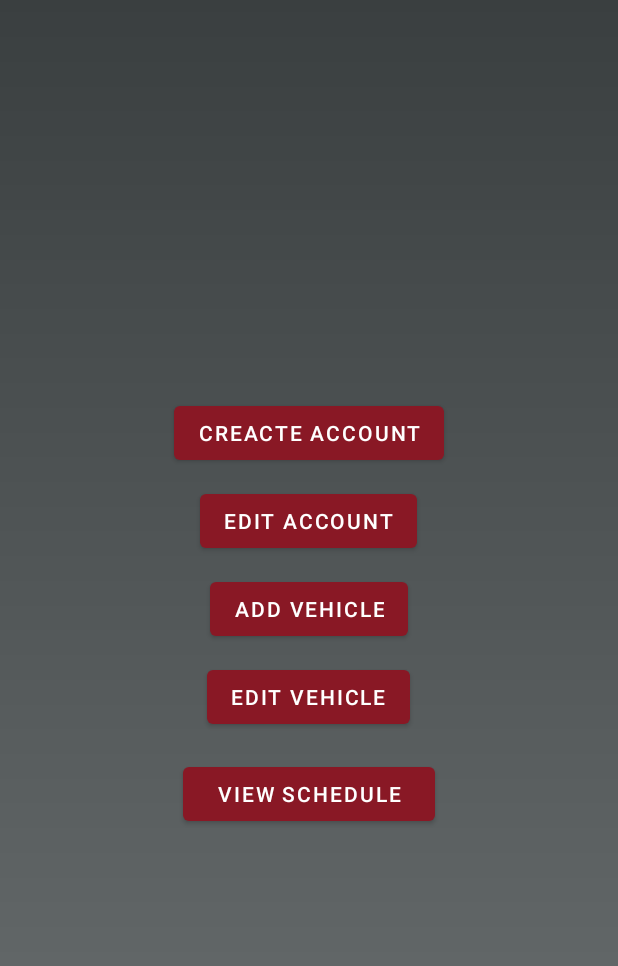
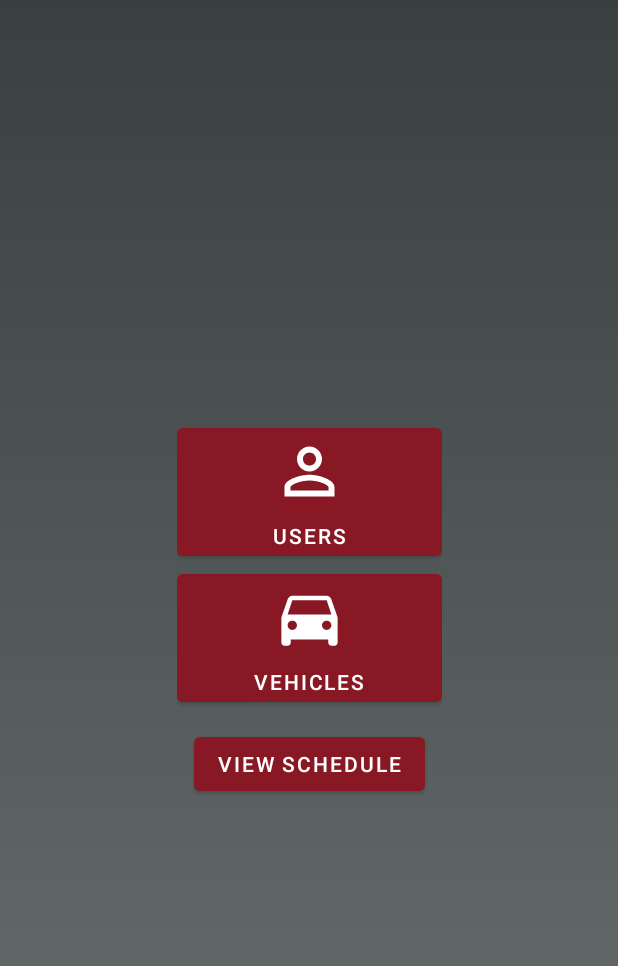
Before and after one commit to hlink27/dragster, an Android app: the AdminMenu screen opened directly, with no data from a screen before it, on a phone screen of 412 x 824 dp. Shown: the top 966 px of the screen. Run offline under Robolectric (Android 15) with nearby library versions, the phone set to English and light mode, and no system bars.

Commit message:
Inserções 100%

```diff
--- a/app/src/main/java/com/teste/estudo/AdminMenu.java
+++ b/app/src/main/java/com/teste/estudo/AdminMenu.java
@@ -10,7 +10,7 @@ import android.widget.Button;
 
 public class AdminMenu extends AppCompatActivity {
 
-    Button admCreateAcc, admEditAcc, vehicleAdd, vehicleEdit, seeRepair;
+    Button admUsers, admCar, seeRepair;
 
     @Override
     protected void onCreate(Bundle savedInstanceState) {
@@ -18,25 +18,23 @@ public class AdminMenu extends AppCompatActivity {
         setContentView(R.layout.activity_admin_menu);
         setRequestedOrientation(ActivityInfo.SCREEN_ORIENTATION_PORTRAIT); //Disable Landscape Mode
 
-        admCreateAcc = findViewById(R.id.admCreateAcc);
-        admEditAcc = findViewById(R.id.admEditAcc);
-        vehicleAdd = findViewById(R.id.vehicleAdd);
-        vehicleEdit = findViewById(R.id.vehicleEdit);
+        admUsers = findViewById(R.id.admUsers);
+        admCar = findViewById(R.id.addCar);
         seeRepair = findViewById(R.id.seeRepair);
 
-        admCreateAcc.setOnClickListener(new View.OnClickListener() {
+        admUsers.setOnClickListener(new View.OnClickListener() {
             @Override
             public void onClick(View view) {
-                Intent intent = new Intent(AdminMenu.this, AdminCreateAcc.class);
+                Intent intent = new Intent(AdminMenu.this, AdminViewUser.class);
                 startActivity(intent);
             }
         });
-
-        vehicleAdd.setOnClickListener(new View.OnClickListener() {
+        admCar.setOnClickListener(new View.OnClickListener() {
             @Override
             public void onClick(View view) {
-                Intent intent = new Intent(AdminMenu.this, AdminCreateCar.class);
+                Intent intent = new Intent(AdminMenu.this, AdmViewVehicle.class);
                 startActivity(intent);
+
             }
         });
     }
--- a/app/src/main/java/com/teste/estudo/ScheduleActivity.java
+++ b/app/src/main/java/com/teste/estudo/ScheduleActivity.java
@@ -53,6 +53,7 @@ public class ScheduleActivity extends AppCompatActivity {
                 if (Sessao.getInstance().getUserLogado().stamps == 10){
                     schedule.promocao = true;
                     //zerar selos do usuário
+
                 } else {
                     schedule.promocao = false;
                     //adicionar mais um sela a coleção do usuario
--- /dev/null
+++ b/app/src/main/res/drawable/plus.xml
@@ -0,0 +1,5 @@
+<vector android:height="24dp" android:tint="#FFFFFF"
+    android:viewportHeight="24" android:viewportWidth="24"
+    android:width="24dp" xmlns:android="http://schemas.android.com/apk/res/android">
+    <path android:fillColor="@android:color/white" android:pathData="M19,13h-6v6h-2v-6H5v-2h6V5h2v6h6v2z"/>
+</vector>
--- a/app/src/main/res/layout/activity_admin_menu.xml
+++ b/app/src/main/res/layout/activity_admin_menu.xml
@@ -19,32 +19,18 @@
         android:gravity="center">
 
         <Button
-            android:id="@+id/admCreateAcc"
-            android:layout_width="wrap_content"
+            android:id="@+id/admUsers"
+            android:layout_width="match_parent"
             android:layout_height="wrap_content"
-            android:layout_margin="5dp"
-            android:text="@string/admCreateAcc" />
+            android:drawableTop="@drawable/person"
+            android:text="@string/users" />
 
         <Button
-            android:id="@+id/admEditAcc"
-            android:layout_width="wrap_content"
+            android:id="@+id/addCar"
+            android:layout_width="match_parent"
             android:layout_height="wrap_content"
-            android:layout_margin="5dp"
-            android:text="@string/admEditAcc" />
-
-        <Button
-            android:id="@+id/vehicleAdd"
-            android:layout_width="wrap_content"
-            android:layout_height="wrap_content"
-            android:layout_margin="5dp"
-            android:text="@string/vehicleAdd" />
-
-        <Button
-            android:id="@+id/vehicleEdit"
-            android:layout_width="wrap_content"
-            android:layout_height="wrap_content"
-            android:layout_margin="5dp"
-            android:text="@string/vehicleEdit" />
+            android:drawableTop="@drawable/car"
+            android:text="@string/vehicle" />
 
         <Button
             android:id="@+id/seeRepair"
--- a/app/src/main/res/values/strings.xml
+++ b/app/src/main/res/values/strings.xml
@@ -42,7 +42,7 @@
     <string name="scheduleComplete">Scheduled!</string>
 
     <!--ADM Menu-->
-    <string name="admCreateAcc">Creacte Account</string>
+    <string name="users">Users</string>
     <!--Spinner-->
     <string-array name="tipoUser">
         <item>NORMAL</item>
```
Also changed, not shown: app/src/main/AndroidManifest.xml (+7 -2 lines), app/src/main/java/com/teste/estudo/AdmViewVehicle.java (added, +32 -0 lines), app/src/main/java/com/teste/estudo/AdminViewUser.java (added, +33 -0 lines), app/src/main/res/layout/activity_adm_view_vehicle.xml (added, +36 -0 lines), app/src/main/res/layout/activity_admin_view_user.xml (added, +37 -0 lines), 1 other file.
